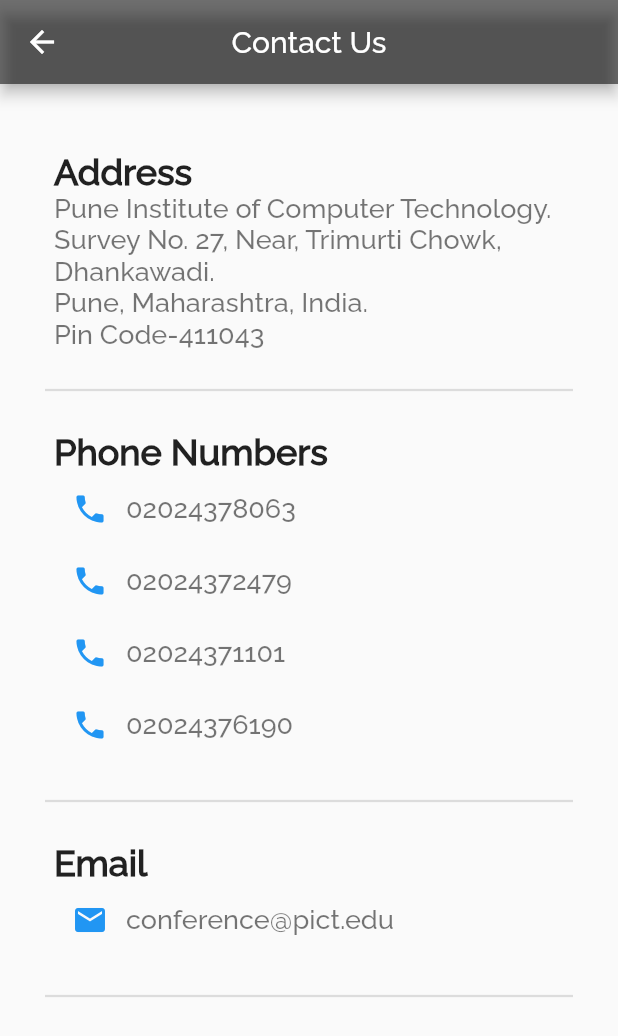
After one commit to anupampatil44/pict-icei, a Flutter app: the ContactUs screen opened directly, on a phone screen of 412 x 824 dp. The commit adds this screen. Shown: the top 1036 px of the screen. Run offline on Flutter 3.47's test engine with Material 2 defaults, Android fonts, the phone set to English and light mode, and no system bars; our stand-ins replace bottom_navy_bar, delayed_display, page_transition, timer_count_down; missing offline and left inert: flutter_pdfview.

Commit message:
added contact sponsor pages

```diff
--- a/lib/drawer.dart
+++ b/lib/drawer.dart
@@ -1,6 +1,6 @@
 import 'package:flutter/material.dart';
 import 'package:pict_icei/nav-tabs/about.dart';
-import 'package:pict_icei/nav-tabs/author_info.dart';
+import 'package:pict_icei/nav-tabs/contact.dart';
 import 'package:pict_icei/nav-tabs/committee.dart';
 import 'package:pict_icei/nav-tabs/developers.dart';
 import 'package:pict_icei/nav-tabs/faq.dart';
@@ -22,7 +22,7 @@ class AppDrawer extends StatelessWidget {
             height: 120.0,
             child: const DrawerHeader(
               decoration: BoxDecoration(
-                color: Colors.lightGreen,
+                color: Colors.blue,
               ),
               child: Center(
                   child: Text(
@@ -101,13 +101,13 @@ class AppDrawer extends StatelessWidget {
             },
           ),
           ListTile(
-            leading: Icon(Icons.description),
-            title: const Text('Author Info'),
+            leading: Icon(Icons.phone),
+            title: const Text('Contact Us'),
             onTap: () {
               Navigator.push(
                 context,
                 MaterialPageRoute(
-                  builder: (context) => AuthorInfo(),
+                  builder: (context) => ContactUs(),
                 ),
               );
             },
--- /dev/null
+++ b/lib/nav-tabs/contact.dart
@@ -0,0 +1,139 @@
+import 'package:flutter/material.dart';
+import 'package:url_launcher/url_launcher.dart';
+
+class ContactUs extends StatelessWidget {
+  const ContactUs({Key? key}) : super(key: key);
+
+  @override
+  Widget build(BuildContext context) {
+    return Scaffold(
+      appBar: AppBar(
+        title: Text(
+          "Contact Us",
+          style: TextStyle(
+            fontFamily: 'Raleway',
+          ),
+        ),
+        centerTitle: true,
+        backgroundColor: Colors.black54,
+      ),
+      body: SafeArea(
+        child: ListView(
+          padding: const EdgeInsets.all(20),
+          children: [
+            SizedBox(height: 20),
+            ListTile(
+              title: Text(
+                'Address',
+                style: TextStyle(
+                  fontFamily: 'Raleway',
+                  fontSize: 24,
+                  fontWeight: FontWeight.bold,
+                ),
+              ),
+              subtitle: Text(
+                "Pune Institute of Computer Technology.\nSurvey No. 27, Near, Trimurti Chowk, Dhankawadi.\nPune, Maharashtra, India.\nPin Code-411043",
+                style: TextStyle(
+                  fontFamily: 'Raleway',
+                  fontSize: 18,
+                ),
+              ),
+            ),
+            SizedBox(height: 15),
+            Divider(indent: 10, endIndent: 10, thickness: 1.5),
+            SizedBox(height: 15),
+            ListTile(
+              title: Text(
+                'Phone Numbers',
+                style: TextStyle(
+                  fontFamily: 'Raleway',
+                  fontSize: 24,
+                  fontWeight: FontWeight.bold,
+                ),
+              ),
+              subtitle: Column(
+                children: [
+                  phoneNum('02024378063'),
+                  phoneNum('02024372479'),
+                  phoneNum('02024371101'),
+                  phoneNum('02024376190'),
+                ],
+              ),
+            ),
+            SizedBox(height: 15),
+            Divider(indent: 10, endIndent: 10, thickness: 1.5),
+            SizedBox(height: 15),
+            ListTile(
+              title: Text(
+                'Email',
+                style: TextStyle(
+                  fontFamily: 'Raleway',
+                  fontSize: 24,
+                  fontWeight: FontWeight.bold,
+                ),
+              ),
+              subtitle: Row(
+                children: [
+                  IconButton(
+                      onPressed: () async =>
+                          await launchEmail('conference@pict.edu'),
+                      icon: Icon(
+                        Icons.mail,
+                        color: Colors.blue,
+                      )),
+                  Text(
+                    'conference@pict.edu',
+                    style: TextStyle(
+                      fontFamily: 'Raleway',
+                      fontSize: 18,
+                    ),
+                  ),
+                ],
+              ),
+            ),
+            SizedBox(height: 15),
+            Divider(indent: 10, endIndent: 10, thickness: 1.5),
+            SizedBox(height: 15),
+          ],
+        ),
+      ),
+    );
+  }
+
+  Widget phoneNum(String num) {
+    return Row(
+      children: [
+        IconButton(
+          onPressed: () async => await launchPhone(num),
+          icon: Icon(
+            Icons.phone,
+            color: Colors.blue,
+          ),
+        ),
+        Text(
+          num,
+          style: TextStyle(
+            fontFamily: 'Raleway',
+            fontSize: 18,
+          ),
+        ),
+      ],
+    );
+  }
+
+  launchPhone(String number) async {
+    if (await canLaunch(number)) {
+      await launch('tel:+91 $number');
+    } else {
+      throw 'Could not launch to $number';
+    }
+  }
+
+  launchEmail(String email) async {
+    if (await canLaunch(email)) {
+      await launch('mailto:$email');
+    } else {
+      throw 'Could not launch to  $email';
+    }
+  }
+}
--- a/pubspec.yaml
+++ b/pubspec.yaml
@@ -73,6 +73,7 @@ flutter:
     - assets/downloads_tab/call-for-paper.pdf
     - assets/aboutpune/
     - assets/gallery/
+    - assets/sponsors/
   #   - images/a_dot_burr.jpeg
   #   - images/a_dot_ham.jpeg
 
```
Also changed, not shown: lib/bottom-tabs/tab3.dart (+9 -3 lines), lib/nav-tabs/author_info.dart (deleted, +0 -16 lines), lib/nav-tabs/program.dart (+16 -1 lines), lib/nav-tabs/sponsors.dart (+142 -3 lines), assets/sponsors/logo-cakesoft.png (added), assets/sponsors/logo_sarvatra.png (added), 3 other files.
